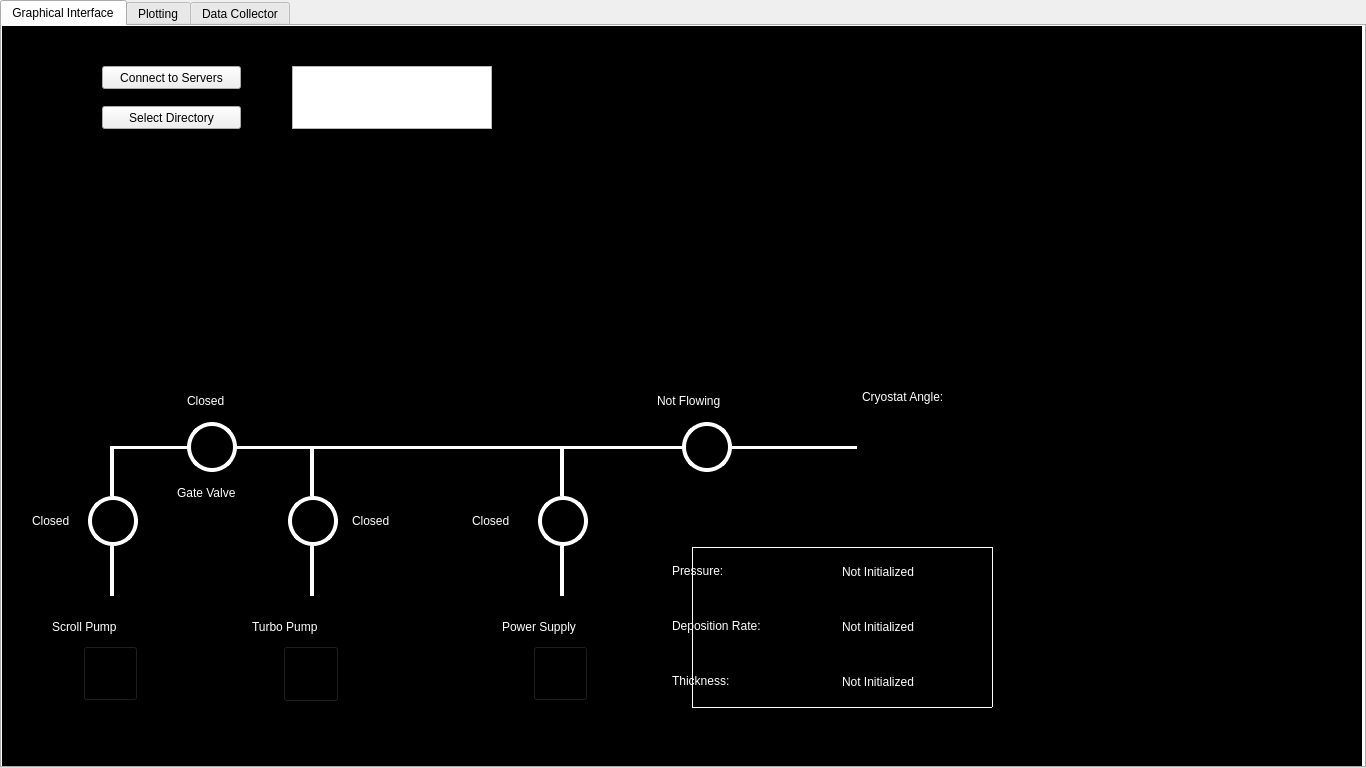
Above: Evaporator GUI/EvaporatorUI.ui from afylab/LabRAD-Evaporator before the change. Below: the same form after it.
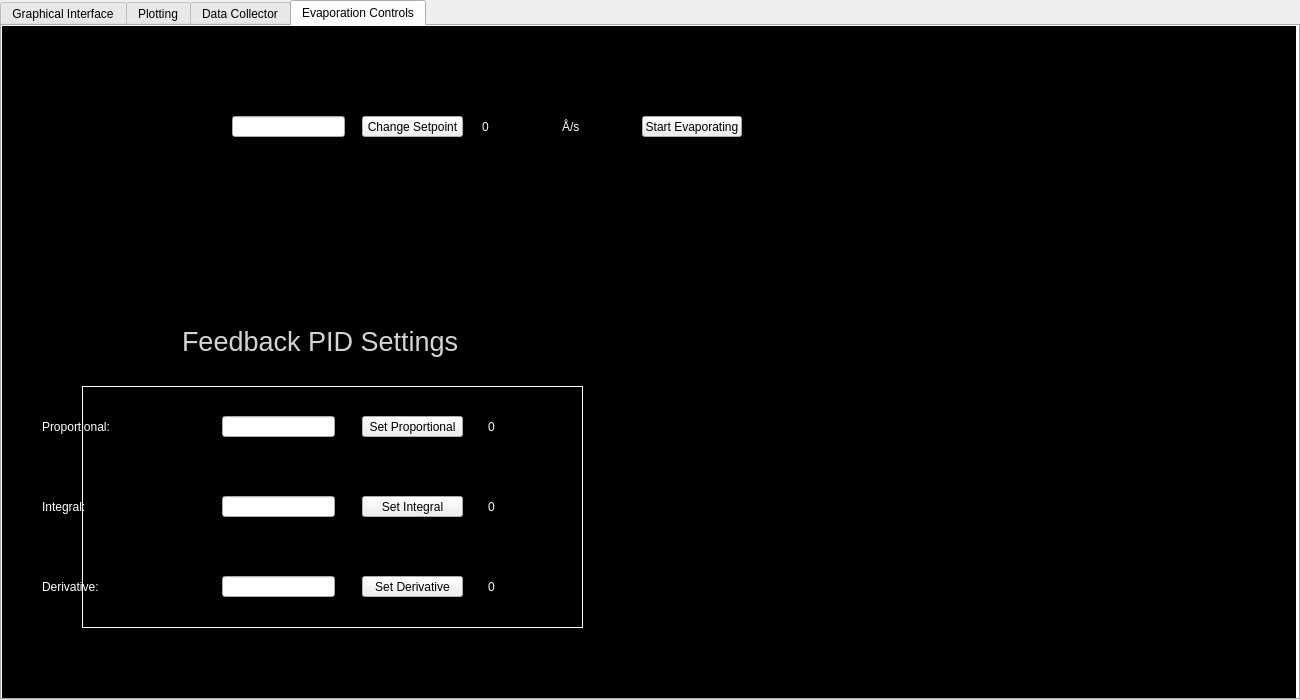
That is the form after the change. Icons and pictures are not drawn. Custom widgets are drawn as their Qt base class.

What changed in the file:
```diff
--- a/Evaporator GUI/EvaporatorUI.ui
+++ b/Evaporator GUI/EvaporatorUI.ui
@@ -12,8 +12,8 @@
    <rect>
     <x>0</x>
     <y>0</y>
-    <width>1366</width>
-    <height>768</height>
+    <width>1300</width>
+    <height>700</height>
    </rect>
   </property>
   <property name="sizePolicy">
@@ -24,14 +24,14 @@
   </property>
   <property name="minimumSize">
    <size>
-    <width>1366</width>
-    <height>768</height>
+    <width>1300</width>
+    <height>700</height>
    </size>
   </property>
   <property name="maximumSize">
    <size>
-    <width>1366</width>
-    <height>768</height>
+    <width>1300</width>
+    <height>700</height>
    </size>
   </property>
   <property name="windowTitle">
@@ -61,15 +61,15 @@
      <rect>
       <x>0</x>
       <y>0</y>
-      <width>1366</width>
-      <height>768</height>
+      <width>1300</width>
+      <height>700</height>
      </rect>
     </property>
     <property name="styleSheet">
      <string notr="true"/>
     </property>
     <property name="currentIndex">
-     <number>0</number>
+     <number>3</number>
     </property>
     <widget class="QWidget" name="GraphicalInterface">
      <property name="styleSheet">
@@ -86,8 +86,8 @@
        <rect>
         <x>0</x>
         <y>0</y>
-        <width>1360</width>
-        <height>742</height>
+        <width>1294</width>
+        <height>674</height>
        </rect>
       </property>
       <property name="styleSheet">
@@ -104,8 +104,8 @@
       <widget class="Line" name="line">
        <property name="geometry">
         <rect>
-         <x>100</x>
-         <y>520</y>
+         <x>90</x>
+         <y>460</y>
          <width>20</width>
          <height>50</height>
         </rect>
@@ -128,8 +128,8 @@
       <widget class="QLabel" name="scrollPumpLabel">
        <property name="geometry">
         <rect>
-         <x>50</x>
-         <y>580</y>
+         <x>40</x>
+         <y>520</y>
          <width>121</width>
          <height>41</height>
         </rect>
@@ -147,8 +147,8 @@
       <widget class="QPushButton" name="scrollValveButton">
        <property name="geometry">
         <rect>
-         <x>86</x>
-         <y>470</y>
+         <x>76</x>
+         <y>410</y>
          <width>50</width>
          <height>50</height>
         </rect>
@@ -169,8 +169,8 @@
       <widget class="Line" name="line_2">
        <property name="geometry">
         <rect>
-         <x>100</x>
-         <y>420</y>
+         <x>90</x>
+         <y>360</y>
          <width>20</width>
          <height>50</height>
         </rect>
@@ -193,8 +193,8 @@
       <widget class="QLabel" name="scrollValveStatus">
        <property name="geometry">
         <rect>
-         <x>30</x>
-         <y>470</y>
+         <x>20</x>
+         <y>406</y>
          <width>50</width>
          <height>50</height>
         </rect>
@@ -214,8 +214,8 @@
       <widget class="Line" name="line_3">
        <property name="geometry">
         <rect>
-         <x>300</x>
-         <y>520</y>
+         <x>290</x>
+         <y>460</y>
          <width>20</width>
          <height>50</height>
         </rect>
@@ -238,8 +238,8 @@
       <widget class="Line" name="line_4">
        <property name="geometry">
         <rect>
-         <x>300</x>
-         <y>420</y>
+         <x>290</x>
+         <y>360</y>
          <width>20</width>
          <height>50</height>
         </rect>
@@ -262,8 +262,8 @@
       <widget class="QPushButton" name="turboValveButton">
        <property name="geometry">
         <rect>
-         <x>286</x>
-         <y>470</y>
+         <x>276</x>
+         <y>410</y>
          <width>50</width>
          <height>50</height>
         </rect>
@@ -284,8 +284,8 @@
       <widget class="QLabel" name="turboValveStatus">
        <property name="geometry">
         <rect>
-         <x>350</x>
-         <y>470</y>
+         <x>340</x>
+         <y>406</y>
          <width>50</width>
          <height>50</height>
         </rect>
@@ -305,8 +305,8 @@
       <widget class="QLabel" name="turboPumpLabel">
        <property name="geometry">
         <rect>
-         <x>250</x>
-         <y>580</y>
+         <x>240</x>
+         <y>520</y>
          <width>121</width>
          <height>41</height>
         </rect>
@@ -324,8 +324,8 @@
       <widget class="Line" name="line_5">
        <property name="geometry">
         <rect>
-         <x>110</x>
-         <y>420</y>
+         <x>100</x>
+         <y>360</y>
          <width>75</width>
          <height>3</height>
         </rect>
@@ -348,8 +348,8 @@
       <widget class="Line" name="line_6">
        <property name="geometry">
         <rect>
-         <x>235</x>
-         <y>420</y>
+         <x>225</x>
+         <y>360</y>
          <width>75</width>
          <height>3</height>
         </rect>
@@ -372,8 +372,8 @@
       <widget class="QPushButton" name="gateValveButton">
        <property name="geometry">
         <rect>
-         <x>185</x>
-         <y>396</y>
+         <x>175</x>
+         <y>336</y>
          <width>50</width>
          <height>50</height>
         </rect>
@@ -394,8 +394,8 @@
       <widget class="QLabel" name="gateValveStatus">
        <property name="geometry">
         <rect>
-         <x>185</x>
-         <y>350</y>
+         <x>175</x>
+         <y>286</y>
          <width>50</width>
          <height>50</height>
         </rect>
@@ -416,8 +416,8 @@
       <widget class="QLabel" name="gateValveLabel">
        <property name="geometry">
         <rect>
-         <x>175</x>
-         <y>442</y>
+         <x>165</x>
+         <y>378</y>
          <width>100</width>
          <height>50</height>
         </rect>
@@ -435,8 +435,8 @@
       <widget class="Line" name="line_7">
        <property name="geometry">
         <rect>
-         <x>310</x>
-         <y>420</y>
+         <x>300</x>
+         <y>360</y>
          <width>250</width>
          <height>3</height>
         </rect>
@@ -459,8 +459,8 @@
       <widget class="Line" name="line_8">
        <property name="geometry">
         <rect>
-         <x>550</x>
-         <y>520</y>
+         <x>540</x>
+         <y>460</y>
          <width>20</width>
          <height>50</height>
         </rect>
@@ -483,8 +483,8 @@
       <widget class="Line" name="line_9">
        <property name="geometry">
         <rect>
-         <x>550</x>
-         <y>420</y>
+         <x>540</x>
+         <y>360</y>
          <width>20</width>
          <height>50</height>
         </rect>
@@ -507,8 +507,8 @@
       <widget class="QPushButton" name="boatShutterButton">
        <property name="geometry">
         <rect>
-         <x>536</x>
-         <y>470</y>
+         <x>526</x>
+         <y>410</y>
          <width>50</width>
          <height>50</height>
         </rect>
@@ -529,8 +529,8 @@
       <widget class="QLabel" name="boatShutterStatus">
        <property name="geometry">
         <rect>
-         <x>470</x>
-         <y>470</y>
+         <x>460</x>
+         <y>406</y>
          <width>50</width>
          <height>50</height>
         </rect>
@@ -550,8 +550,8 @@
       <widget class="QLabel" name="powerSupplyLabel">
        <property name="geometry">
         <rect>
-         <x>500</x>
-         <y>580</y>
+         <x>490</x>
+         <y>520</y>
          <width>140</width>
          <height>41</height>
         </rect>
@@ -569,8 +569,8 @@
       <widget class="QLabel" name="pressureStatus">
        <property name="geometry">
         <rect>
-         <x>840</x>
-         <y>520</y>
+         <x>1060</x>
+         <y>50</y>
          <width>100</width>
          <height>51</height>
         </rect>
@@ -590,8 +590,8 @@
       <widget class="QLabel" name="pressureLabel">
        <property name="geometry">
         <rect>
-         <x>670</x>
-         <y>520</y>
+         <x>890</x>
+         <y>50</y>
          <width>150</width>
          <height>50</height>
         </rect>
@@ -611,8 +611,8 @@
       <widget class="QPushButton" name="powerSupplyButton">
        <property name="geometry">
         <rect>
-         <x>531</x>
-         <y>620</y>
+         <x>521</x>
+         <y>560</y>
          <width>55</width>
          <height>55</height>
         </rect>
@@ -632,8 +632,8 @@
       <widget class="QPushButton" name="turboPumpButton">
        <property name="geometry">
         <rect>
-         <x>281</x>
-         <y>620</y>
+         <x>271</x>
+         <y>560</y>
          <width>56</width>
          <height>56</height>
         </rect>
@@ -651,8 +651,8 @@
       <widget class="QPushButton" name="scrollPumpButton">
        <property name="geometry">
         <rect>
-         <x>81</x>
-         <y>620</y>
+         <x>71</x>
+         <y>560</y>
          <width>55</width>
          <height>55</height>
         </rect>
@@ -670,9 +670,9 @@
       <widget class="QLabel" name="cryoAngleLabel">
        <property name="geometry">
         <rect>
-         <x>860</x>
-         <y>350</y>
-         <width>140</width>
+         <x>680</x>
+         <y>420</y>
+         <width>171</width>
          <height>41</height>
         </rect>
        </property>
@@ -683,14 +683,14 @@
 }</string>
        </property>
        <property name="text">
-        <string>Cryostat Angle:</string>
+        <string>Cryostat Position:</string>
        </property>
       </widget>
       <widget class="Line" name="line_10">
        <property name="geometry">
         <rect>
-         <x>560</x>
-         <y>420</y>
+         <x>550</x>
+         <y>360</y>
          <width>125</width>
          <height>3</height>
         </rect>
@@ -713,8 +713,8 @@
       <widget class="QLabel" name="rateLabel">
        <property name="geometry">
         <rect>
-         <x>670</x>
-         <y>575</y>
+         <x>890</x>
+         <y>105</y>
          <width>150</width>
          <height>50</height>
         </rect>
@@ -734,8 +734,8 @@
       <widget class="QLabel" name="thicknessLabel">
        <property name="geometry">
         <rect>
-         <x>670</x>
-         <y>630</y>
+         <x>890</x>
+         <y>160</y>
          <width>150</width>
          <height>50</height>
         </rect>
@@ -758,8 +758,8 @@
        </property>
        <property name="geometry">
         <rect>
-         <x>680</x>
-         <y>396</y>
+         <x>670</x>
+         <y>336</y>
          <width>50</width>
          <height>50</height>
         </rect>
@@ -780,8 +780,8 @@
       <widget class="Line" name="line_11">
        <property name="geometry">
         <rect>
-         <x>730</x>
-         <y>420</y>
+         <x>720</x>
+         <y>360</y>
          <width>125</width>
          <height>3</height>
         </rect>
@@ -804,8 +804,8 @@
       <widget class="QLabel" name="heliumFlowStatus">
        <property name="geometry">
         <rect>
-         <x>655</x>
-         <y>350</y>
+         <x>645</x>
+         <y>286</y>
          <width>100</width>
          <height>50</height>
         </rect>
@@ -851,8 +851,8 @@
       <widget class="Line" name="line_12">
        <property name="geometry">
         <rect>
-         <x>690</x>
-         <y>520</y>
+         <x>900</x>
+         <y>50</y>
          <width>300</width>
          <height>3</height>
         </rect>
@@ -875,8 +875,8 @@
       <widget class="Line" name="line_13">
        <property name="geometry">
         <rect>
-         <x>690</x>
-         <y>680</y>
+         <x>900</x>
+         <y>210</y>
          <width>300</width>
          <height>3</height>
         </rect>
@@ -899,8 +899,8 @@
       <widget class="Line" name="line_14">
        <property name="geometry">
         <rect>
-         <x>690</x>
-         <y>521</y>
+         <x>900</x>
+         <y>50</y>
          <width>1</width>
          <height>160</height>
         </rect>
@@ -923,8 +923,8 @@
       <widget class="Line" name="line_15">
        <property name="geometry">
         <rect>
-         <x>990</x>
-         <y>521</y>
+         <x>1200</x>
+         <y>50</y>
          <width>1</width>
          <height>160</height>
         </rect>
@@ -947,8 +947,8 @@
       <widget class="QLabel" name="rateStatus">
        <property name="geometry">
         <rect>
-         <x>840</x>
-         <y>575</y>
+         <x>1060</x>
+         <y>105</y>
          <width>100</width>
          <height>51</height>
         </rect>
@@ -968,8 +968,8 @@
       <widget class="QLabel" name="thicknessStatus">
        <property name="geometry">
         <rect>
-         <x>840</x>
-         <y>630</y>
+         <x>1060</x>
+         <y>160</y>
          <width>100</width>
          <height>51</height>
         </rect>
@@ -1190,6 +1190,425 @@
       </property>
      </widget>
     </widget>
+    <widget class="QWidget" name="EvapControl">
+     <attribute name="title">
+      <string>Evaporation Controls</string>
+     </attribute>
+     <widget class="QFrame" name="evapBackground">
+      <property name="geometry">
+       <rect>
+        <x>0</x>
+        <y>0</y>
+        <width>1294</width>
+        <height>674</height>
+       </rect>
+      </property>
+      <property name="styleSheet">
+       <string notr="true">#evapBackground{
+background: rgb(0,0, 0)
+}
+</string>
+      </property>
+      <property name="frameShape">
+       <enum>QFrame::StyledPanel</enum>
+      </property>
+      <property name="frameShadow">
+       <enum>QFrame::Raised</enum>
+      </property>
+      <widget class="QLineEdit" name="setPointInput">
+       <property name="geometry">
+        <rect>
+         <x>230</x>
+         <y>90</y>
+         <width>113</width>
+         <height>21</height>
+        </rect>
+       </property>
+      </widget>
+      <widget class="QPushButton" name="setpointButton">
+       <property name="geometry">
+        <rect>
+         <x>360</x>
+         <y>90</y>
+         <width>101</width>
+         <height>21</height>
+        </rect>
+       </property>
+       <property name="text">
+        <string>Change Setpoint</string>
+       </property>
+      </widget>
+      <widget class="QPushButton" name="evapStartButton">
+       <property name="geometry">
+        <rect>
+         <x>640</x>
+         <y>90</y>
+         <width>100</width>
+         <height>21</height>
+        </rect>
+       </property>
+       <property name="text">
+        <string>Start Evaporating</string>
+       </property>
+      </widget>
+      <widget class="QLabel" name="setPointLabel">
+       <property name="geometry">
+        <rect>
+         <x>480</x>
+         <y>90</y>
+         <width>47</width>
+         <height>21</height>
+        </rect>
+       </property>
+       <property name="styleSheet">
+        <string notr="true">#setPointLabel{
+color: white;
+font: 12pt &quot;MS Shell Dlg 2&quot;;
+qproperty-alignment: 'AlignVCenter | AlignRight';
+qproperty-wordWrap: true;
+}</string>
+       </property>
+       <property name="text">
+        <string>0</string>
+       </property>
+      </widget>
+      <widget class="QLabel" name="Feedback">
+       <property name="geometry">
+        <rect>
+         <x>180</x>
+         <y>300</y>
+         <width>291</width>
+         <height>31</height>
+        </rect>
+       </property>
+       <property name="font">
+        <font>
+         <pointsize>20</pointsize>
+        </font>
+       </property>
+       <property name="styleSheet">
+        <string notr="true">#Feedback{
+color: rgb(212, 212, 212)
+}</string>
+       </property>
+       <property name="text">
+        <string>Feedback PID Settings</string>
+       </property>
+      </widget>
+      <widget class="QLabel" name="units">
+       <property name="geometry">
+        <rect>
+         <x>560</x>
+         <y>90</y>
+         <width>47</width>
+         <height>21</height>
+        </rect>
+       </property>
+       <property name="styleSheet">
+        <string notr="true">#units{
+color: white;
+font: 12pt &quot;MS Shell Dlg 2&quot;;
+qproperty-alignment: 'AlignVCenter | AlignLeft';
+qproperty-wordWrap: true;
+}</string>
+       </property>
+       <property name="text">
+        <string>Å/s</string>
+       </property>
+      </widget>
+      <widget class="QLineEdit" name="propInput">
+       <property name="geometry">
+        <rect>
+         <x>220</x>
+         <y>390</y>
+         <width>113</width>
+         <height>21</height>
+        </rect>
+       </property>
+      </widget>
+      <widget class="QPushButton" name="propButton">
+       <property name="geometry">
+        <rect>
+         <x>360</x>
+         <y>390</y>
+         <width>101</width>
+         <height>21</height>
+        </rect>
+       </property>
+       <property name="text">
+        <string>Set Proportional</string>
+       </property>
+      </widget>
+      <widget class="QLabel" name="propStatus">
+       <property name="geometry">
+        <rect>
+         <x>486</x>
+         <y>390</y>
+         <width>71</width>
+         <height>21</height>
+        </rect>
+       </property>
+       <property name="styleSheet">
+        <string notr="true">#propStatus{
+color: white;
+font: 12pt &quot;MS Shell Dlg 2&quot;;
+qproperty-alignment: 'AlignVCenter | AlignCenter';
+qproperty-wordWrap: true;
+}</string>
+       </property>
+       <property name="text">
+        <string>0</string>
+       </property>
+      </widget>
+      <widget class="QLabel" name="propLabel">
+       <property name="geometry">
+        <rect>
+         <x>40</x>
+         <y>390</y>
+         <width>150</width>
+         <height>21</height>
+        </rect>
+       </property>
+       <property name="styleSheet">
+        <string notr="true">#propLabel{
+color: white;
+font: 12pt &quot;MS Shell Dlg 2&quot;;
+qproperty-alignment: 'AlignVCenter | AlignRight';
+qproperty-wordWrap: true;
+}</string>
+       </property>
+       <property name="text">
+        <string>Proportional:</string>
+       </property>
+      </widget>
+      <widget class="QLabel" name="intStatus">
+       <property name="geometry">
+        <rect>
+         <x>486</x>
+         <y>470</y>
+         <width>71</width>
+         <height>21</height>
+        </rect>
+       </property>
+       <property name="styleSheet">
+        <string notr="true">#intStatus{
+color: white;
+font: 12pt &quot;MS Shell Dlg 2&quot;;
+qproperty-alignment: 'AlignVCenter | AlignCenter';
+qproperty-wordWrap: true;
+}</string>
+       </property>
+       <property name="text">
+        <string>0</string>
+       </property>
+      </widget>
+      <widget class="QPushButton" name="intButton">
+       <property name="geometry">
+        <rect>
+         <x>360</x>
+         <y>470</y>
+         <width>101</width>
+         <height>21</height>
+        </rect>
+       </property>
+       <property name="text">
+        <string>Set Integral</string>
+       </property>
+      </widget>
+      <widget class="QLabel" name="intLabel">
+       <property name="geometry">
+        <rect>
+         <x>40</x>
+         <y>470</y>
+         <width>150</width>
+         <height>21</height>
+        </rect>
+       </property>
+       <property name="styleSheet">
+        <string notr="true">#intLabel{
+color: white;
+font: 12pt &quot;MS Shell Dlg 2&quot;;
+qproperty-alignment: 'AlignVCenter | AlignRight';
+qproperty-wordWrap: true;
+}</string>
+       </property>
+       <property name="text">
+        <string>Integral:</string>
+       </property>
+      </widget>
+      <widget class="QLineEdit" name="intInput">
+       <property name="geometry">
+        <rect>
+         <x>220</x>
+         <y>470</y>
+         <width>113</width>
+         <height>21</height>
+        </rect>
+       </property>
+      </widget>
+      <widget class="QLabel" name="derivStatus">
+       <property name="geometry">
+        <rect>
+         <x>486</x>
+         <y>550</y>
+         <width>71</width>
+         <height>21</height>
+        </rect>
+       </property>
+       <property name="styleSheet">
+        <string notr="true">#derivStatus{
+color: white;
+font: 12pt &quot;MS Shell Dlg 2&quot;;
+qproperty-alignment: 'AlignVCenter | AlignCenter';
+qproperty-wordWrap: true;
+}</string>
+       </property>
+       <property name="text">
+        <string>0</string>
+       </property>
+      </widget>
+      <widget class="QPushButton" name="derivButton">
+       <property name="geometry">
+        <rect>
+         <x>360</x>
+         <y>550</y>
+         <width>101</width>
+         <height>21</height>
+        </rect>
+       </property>
+       <property name="text">
+        <string>Set Derivative</string>
+       </property>
+      </widget>
+      <widget class="QLabel" name="derivLabel">
+       <property name="geometry">
+        <rect>
+         <x>40</x>
+         <y>550</y>
+         <width>150</width>
+         <height>21</height>
+        </rect>
+       </property>
+       <property name="styleSheet">
+        <string notr="true">#derivLabel{
+color: white;
+font: 12pt &quot;MS Shell Dlg 2&quot;;
+qproperty-alignment: 'AlignVCenter | AlignRight';
+qproperty-wordWrap: true;
+}</string>
+       </property>
+       <property name="text">
+        <string>Derivative:</string>
+       </property>
+      </widget>
+      <widget class="QLineEdit" name="derivInput">
+       <property name="geometry">
+        <rect>
+         <x>220</x>
+         <y>550</y>
+         <width>113</width>
+         <height>21</height>
+        </rect>
+       </property>
+      </widget>
+     </widget>
+     <widget class="Line" name="line_31">
+      <property name="geometry">
+       <rect>
+        <x>80</x>
+        <y>359</y>
+        <width>500</width>
+        <height>3</height>
+       </rect>
+      </property>
+      <property name="styleSheet">
+       <string notr="true">#line_31{
+color: white
+}</string>
+      </property>
+      <property name="frameShadow">
+       <enum>QFrame::Plain</enum>
+      </property>
+      <property name="lineWidth">
+       <number>1</number>
+      </property>
+      <property name="orientation">
+       <enum>Qt::Horizontal</enum>
+      </property>
+     </widget>
+     <widget class="Line" name="line_32">
+      <property name="geometry">
+       <rect>
+        <x>80</x>
+        <y>360</y>
+        <width>1</width>
+        <height>242</height>
+       </rect>
+      </property>
+      <property name="styleSheet">
+       <string notr="true">#line_32{
+color: white;
+}</string>
+      </property>
+      <property name="frameShadow">
+       <enum>QFrame::Plain</enum>
+      </property>
+      <property name="lineWidth">
+       <number>1</number>
+      </property>
+      <property name="orientation">
+       <enum>Qt::Vertical</enum>
+      </property>
+     </widget>
+     <widget class="Line" name="line_33">
+      <property name="geometry">
+       <rect>
+        <x>580</x>
+        <y>360</y>
+        <width>1</width>
+        <height>242</height>
+       </rect>
+      </property>
+      <property name="styleSheet">
+       <string notr="true">#line_33{
+color: white;
+}</string>
+      </property>
+      <property name="frameShadow">
+       <enum>QFrame::Plain</enum>
+      </property>
+      <property name="lineWidth">
+       <number>1</number>
+      </property>
+      <property name="orientation">
+       <enum>Qt::Vertical</enum>
+      </property>
+     </widget>
+     <widget class="Line" name="line_34">
+      <property name="geometry">
+       <rect>
+        <x>80</x>
+        <y>600</y>
+        <width>500</width>
+        <height>3</height>
+       </rect>
+      </property>
+      <property name="styleSheet">
+       <string notr="true">#line_34{
+color: white
+}</string>
+      </property>
+      <property name="frameShadow">
+       <enum>QFrame::Plain</enum>
+      </property>
+      <property name="lineWidth">
+       <number>1</number>
+      </property>
+      <property name="orientation">
+       <enum>Qt::Horizontal</enum>
+      </property>
+     </widget>
+    </widget>
    </widget>
   </widget>
  </widget>
```
Left out of the diff: 24 changed lines with no effect on the pictures.
